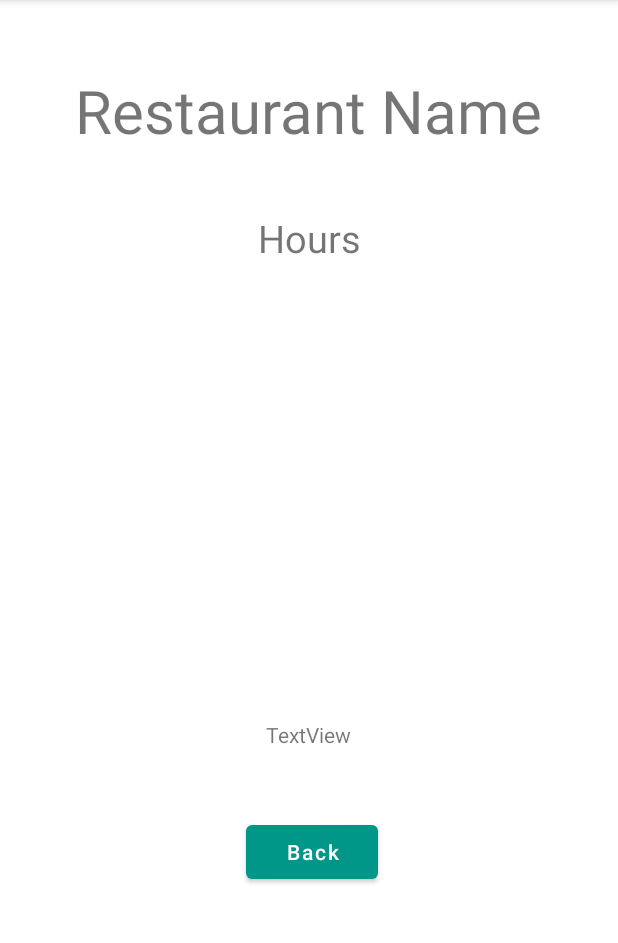
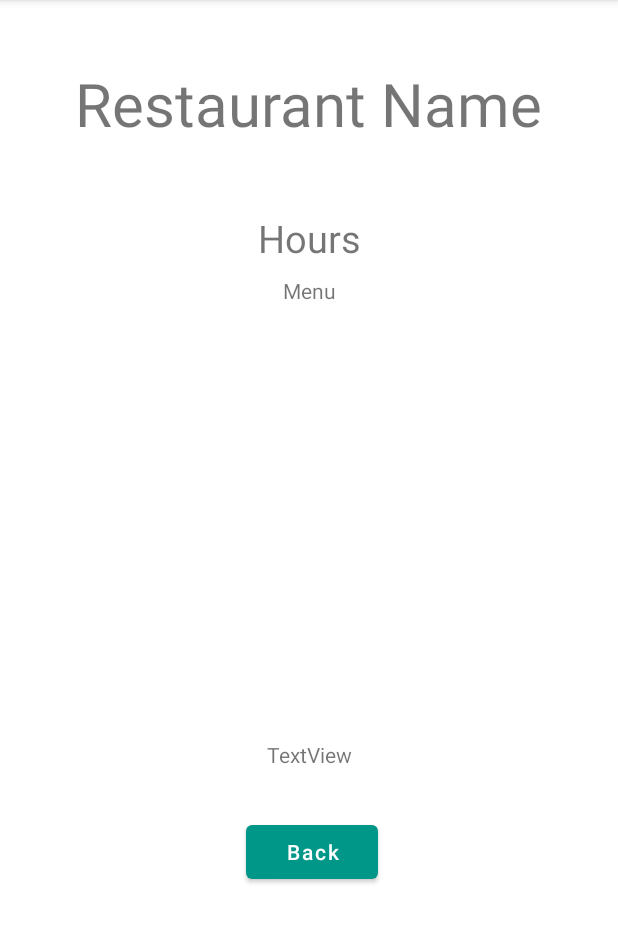
Before and after one commit to kdhoka/SoCalBeach4Life, an Android app: the RestaurantPage screen opened directly, with no data from a screen before it, on a phone screen of 412 x 824 dp, the part 84-1027 px from its top. Run offline under Robolectric (Android 15) with nearby library versions, the phone set to English and light mode, and no system bars; our stand-ins replace Firebase (no records; nobody signed in at launch, a user with empty details on screens opened directly).

Commit message:
Restaurant marker change to orange

```diff
--- a/app/src/main/java/com/example/beachtrip/MainActivity.java
+++ b/app/src/main/java/com/example/beachtrip/MainActivity.java
@@ -377,6 +377,7 @@ public class MainActivity extends AppCompatActivity
         for(Restaurant r : restaurantList){
             Marker rMarker = mMap.addMarker(new MarkerOptions().position(r.getLocation()).title(r.getName()));
             restMarkers.add(rMarker);
+            rMarker.setIcon(BitmapDescriptorFactory.defaultMarker(BitmapDescriptorFactory.HUE_ORANGE));
             rMarker.setTag(r.getName());
         }
     }
--- a/app/src/main/java/com/example/beachtrip/RestaurantPage.java
+++ b/app/src/main/java/com/example/beachtrip/RestaurantPage.java
@@ -57,7 +57,7 @@ public class RestaurantPage extends AppCompatActivity {
                             menuTv.setText("no menu available");
                         }
                         else{
-                            menuTv.setText(menuObj.toString());
+                            menuTv.setText(menuObj.toString().replace("\\n", "\n"));
                         }
                         break;
                     }
--- a/app/src/main/res/layout/restaurant_info.xml
+++ b/app/src/main/res/layout/restaurant_info.xml
@@ -9,11 +9,13 @@
     <TextView
         android:id="@+id/restaurant1"
         android:layout_width="368dp"
-        android:layout_height="116dp"
+        android:layout_height="0dp"
         android:layout_marginTop="16dp"
+        android:layout_marginBottom="61dp"
         android:gravity="center"
         android:text="Restaurant Name"
         android:textSize="40dp"
+        app:layout_constraintBottom_toTopOf="@+id/textView3"
         app:layout_constraintEnd_toEndOf="parent"
         app:layout_constraintHorizontal_bias="0.488"
         app:layout_constraintStart_toStartOf="parent"
@@ -47,8 +49,8 @@
 
     <TextView
         android:id="@+id/menu"
-        android:layout_width="356dp"
-        android:layout_height="435dp"
+        android:layout_width="364dp"
+        android:layout_height="392dp"
         android:layout_marginStart="21dp"
         android:layout_marginEnd="21dp"
         android:gravity="center"
@@ -62,4 +64,14 @@
         app:layout_constraintTop_toTopOf="parent"
         app:layout_constraintVertical_bias="0.817" />
 
+    <TextView
+        android:id="@+id/textView3"
+        android:layout_width="wrap_content"
+        android:layout_height="wrap_content"
+        android:layout_marginTop="184dp"
+        android:text="Menu"
+        app:layout_constraintEnd_toEndOf="parent"
+        app:layout_constraintStart_toStartOf="parent"
+        app:layout_constraintTop_toTopOf="parent" />
+
 </androidx.constraintlayout.widget.ConstraintLayout>
```
